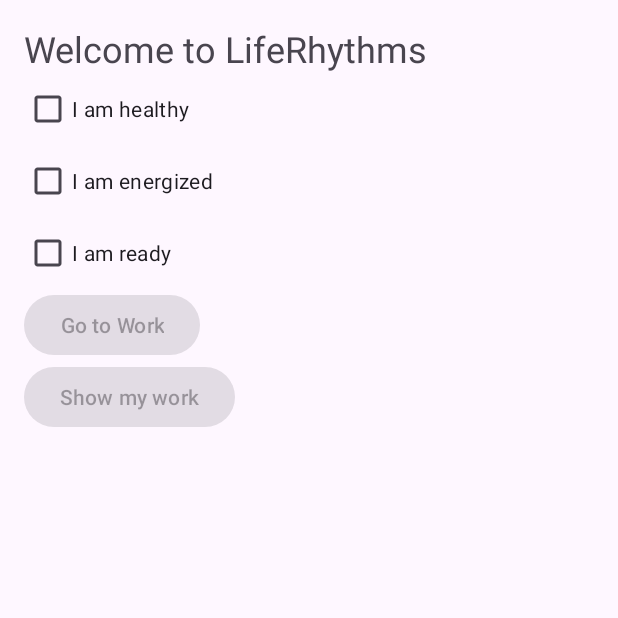
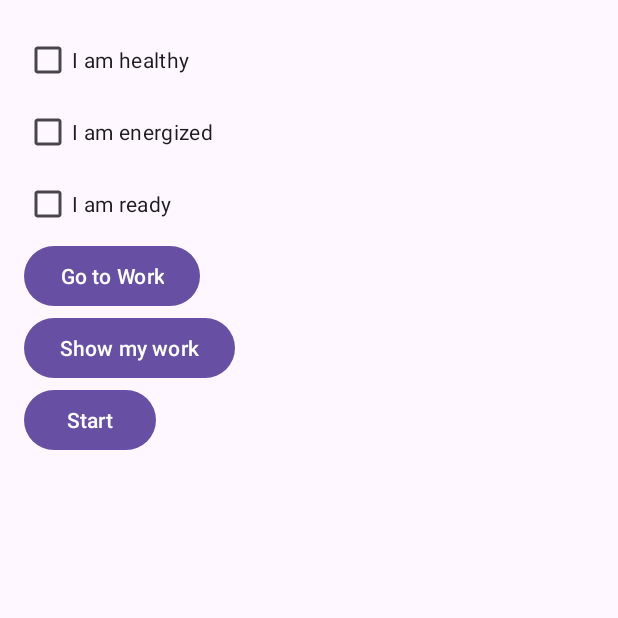
Before and after one commit to xuchenzhe531/Startup_LifeRhythms, an Android app: the screen it shows after launch (MainActivity), on a phone screen of 412 x 824 dp, the top half of it. Run offline under Robolectric (Android 15) with nearby library versions, the phone set to English and light mode, and no system bars.

Commit message:
Botton Revised

```diff
--- a/app/src/main/java/com/cs407/myapplication/MainActivity.java
+++ b/app/src/main/java/com/cs407/myapplication/MainActivity.java
@@ -1,6 +1,7 @@
 package com.cs407.myapplication;
 
 import android.os.Bundle;
+import android.view.View;
 import android.widget.Button;
 import android.widget.CheckBox;
 import android.widget.Toast;
@@ -8,8 +9,8 @@ import androidx.appcompat.app.AppCompatActivity;
 
 public class MainActivity extends AppCompatActivity {
 
-    CheckBox checkBoxHealthy, checkBoxEnergized, checkBoxReady;
-    Button buttonGoToWork, buttonShowMyWork;
+    private CheckBox checkBoxHealthy, checkBoxEnergized, checkBoxReady;
+    private Button buttonGoToWork, buttonShowMyWork, buttonStart;
 
     @Override
     protected void onCreate(Bundle savedInstanceState) {
@@ -19,44 +20,27 @@ public class MainActivity extends AppCompatActivity {
         checkBoxHealthy = findViewById(R.id.checkBoxHealthy);
         checkBoxEnergized = findViewById(R.id.checkBoxEnergized);
         checkBoxReady = findViewById(R.id.checkBoxReady);
+
         buttonGoToWork = findViewById(R.id.buttonGoToWork);
         buttonShowMyWork = findViewById(R.id.buttonShowMyWork);
+        buttonStart = findViewById(R.id.buttonStart);
 
-        CheckBox.OnCheckedChangeListener checkedChangeListener = (buttonView, isChecked) -> checkAllCheckboxes();
+        View.OnClickListener buttonClickListener = new View.OnClickListener() {
+            @Override
+            public void onClick(View v) {
+                if(checkBoxHealthy.isChecked() && checkBoxEnergized.isChecked() && checkBoxReady.isChecked()) {
+                    // Here you can add your intent to go to another activity or any other logic you want.
+                    Toast.makeText(MainActivity.this, "Proceeding...", Toast.LENGTH_SHORT).show();
+                } else {
+                    // Show a message if all checkboxes are not checked
+                    Toast.makeText(MainActivity.this, "You need to check all boxes to continue!", Toast.LENGTH_SHORT).show();
+                }
+            }
+        };
 
-        checkBoxHealthy.setOnCheckedChangeListener(checkedChangeListener);
-        checkBoxEnergized.setOnCheckedChangeListener(checkedChangeListener);
-        checkBoxReady.setOnCheckedChangeListener(checkedChangeListener);
-
-        buttonGoToWork.setOnClickListener(v -> goToWork());
-        buttonShowMyWork.setOnClickListener(v -> showMyWork());
-    }
-
-    private void checkAllCheckboxes() {
-        boolean allChecked = checkBoxHealthy.isChecked() && checkBoxEnergized.isChecked() && checkBoxReady.isChecked();
-        buttonGoToWork.setEnabled(allChecked);
-        buttonShowMyWork.setEnabled(allChecked);
-    }
-
-    private void goToWork() {
-        if (buttonGoToWork.isEnabled()) {
-            // Go to work logic
-            Toast.makeText(this, "Going to work!", Toast.LENGTH_SHORT).show();
-        } else {
-            showCheckboxWarning();
-        }
-    }
-
-    private void showMyWork() {
-        if (buttonShowMyWork.isEnabled()) {
-            // Show my work logic
-            Toast.makeText(this, "Here is my work!", Toast.LENGTH_SHORT).show();
-        } else {
-            showCheckboxWarning();
-        }
-    }
-
-    private void showCheckboxWarning() {
-        Toast.makeText(this, "You need to check all boxes to continue", Toast.LENGTH_SHORT).show();
+        // Set the same click listener for all buttons
+        buttonGoToWork.setOnClickListener(buttonClickListener);
+        buttonShowMyWork.setOnClickListener(buttonClickListener);
+        buttonStart.setOnClickListener(buttonClickListener);
     }
 }
--- a/app/src/main/res/layout/activity_main.xml
+++ b/app/src/main/res/layout/activity_main.xml
@@ -1,51 +1,45 @@
 <?xml version="1.0" encoding="utf-8"?>
-<RelativeLayout xmlns:android="http://schemas.android.com/apk/res/android"
+<LinearLayout
+    xmlns:android="http://schemas.android.com/apk/res/android"
+    android:orientation="vertical"
     android:layout_width="match_parent"
     android:layout_height="match_parent"
     android:padding="16dp">
-
-    <TextView
-        android:id="@+id/textView"
-        android:layout_width="wrap_content"
-        android:layout_height="wrap_content"
-        android:text="Welcome to LifeRhythms"
-        android:textSize="24sp" />
 
     <CheckBox
         android:id="@+id/checkBoxHealthy"
         android:layout_width="wrap_content"
         android:layout_height="wrap_content"
-        android:layout_below="@id/textView"
-        android:text="I am healthy" />
+        android:text="I am healthy"/>
 
     <CheckBox
         android:id="@+id/checkBoxEnergized"
         android:layout_width="wrap_content"
         android:layout_height="wrap_content"
-        android:layout_below="@id/checkBoxHealthy"
-        android:text="I am energized" />
+        android:text="I am energized"/>
 
     <CheckBox
         android:id="@+id/checkBoxReady"
         android:layout_width="wrap_content"
         android:layout_height="wrap_content"
-        android:layout_below="@id/checkBoxEnergized"
-        android:text="I am ready" />
+        android:text="I am ready"/>
 
     <Button
         android:id="@+id/buttonGoToWork"
         android:layout_width="wrap_content"
         android:layout_height="wrap_content"
-        android:layout_below="@id/checkBoxReady"
-        android:text="Go to Work"
-        android:enabled="false"/>
+        android:text="Go to Work"/>
 
     <Button
         android:id="@+id/buttonShowMyWork"
         android:layout_width="wrap_content"
         android:layout_height="wrap_content"
-        android:layout_below="@id/buttonGoToWork"
-        android:text="Show my work"
-        android:enabled="false"/>
+        android:text="Show my work"/>
 
-</RelativeLayout>
+    <Button
+        android:id="@+id/buttonStart"
+        android:layout_width="wrap_content"
+        android:layout_height="wrap_content"
+        android:text="Start"/>
+
+</LinearLayout>
```
